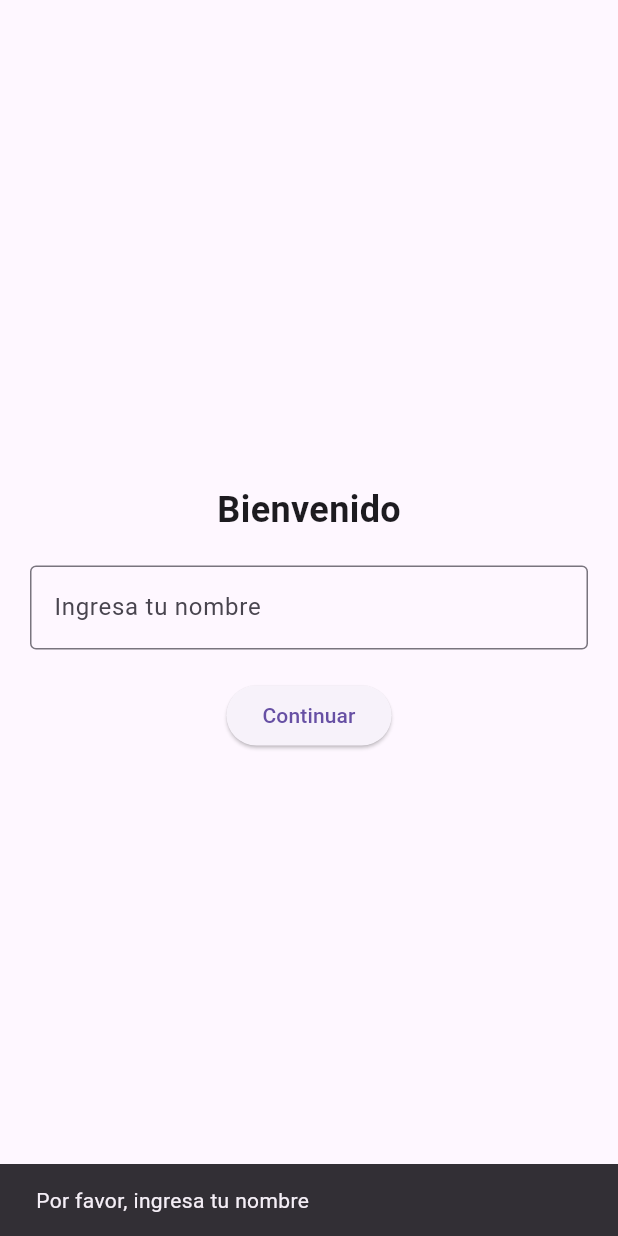
After one commit to SantiHD4K/socket_flutter_app, a Flutter app: the screen it shows after launch, after a tap on "Continuar", on a phone screen of 412 x 824 dp. The commit adds this screen. Run offline on Flutter 3.47's test engine with Material 3 defaults, Android fonts, the phone set to English and light mode, and no system bars; our stand-ins replace device_info_plus.

Commit message:
Organizacion del proyecto

```diff
--- /dev/null
+++ b/lib/screens/splash_screen.dart
@@ -0,0 +1,59 @@
+import 'package:flutter/material.dart';
+import 'home_screen.dart';
+
+class SplashScreen extends StatefulWidget {
+  @override
+  _SplashScreenState createState() => _SplashScreenState();
+}
+
+class _SplashScreenState extends State<SplashScreen> {
+  final TextEditingController _nameController = TextEditingController();
+
+  void _startApp() {
+    if (_nameController.text.trim().isNotEmpty) {
+      Navigator.pushReplacement(
+        context,
+        MaterialPageRoute(
+          builder: (context) => HomeScreen(userName: _nameController.text.trim()),
+        ),
+      );
+    } else {
+      ScaffoldMessenger.of(context).showSnackBar(
+        SnackBar(content: Text("Por favor, ingresa tu nombre")),
+      );
+    }
+  }
+
+  @override
+  Widget build(BuildContext context) {
+    return Scaffold(
+      body: Padding(
+        padding: EdgeInsets.all(20.0),
+        child: Center(
+          child: Column(
+            mainAxisAlignment: MainAxisAlignment.center,
+            children: [
+              Text(
+                "Bienvenido",
+                style: TextStyle(fontSize: 24, fontWeight: FontWeight.bold),
+              ),
+              SizedBox(height: 20),
+              TextField(
+                controller: _nameController,
+                decoration: InputDecoration(
+                  labelText: "Ingresa tu nombre",
+                  border: OutlineInputBorder(),
+                ),
+              ),
+              SizedBox(height: 20),
+              ElevatedButton(
+                onPressed: _startApp,
+                child: Text("Continuar"),
+              ),
+            ],
+          ),
+        ),
+      ),
+    );
+  }
+}
--- a/pubspec.yaml
+++ b/pubspec.yaml
@@ -31,6 +31,7 @@ dependencies:
   flutter:
     sdk: flutter
   socket_io_client: ^3.0.2
+  device_info_plus: ^9.1.2
 
   # The following adds the Cupertino Icons font to your application.
   # Use with the CupertinoIcons class for iOS style icons.
```
Also changed, not shown: lib/main.dart (+5 -164 lines), lib/screens/home_screen.dart (added, +115 -0 lines), lib/screens/product_form_screen.dart (added, +48 -0 lines), lib/services/socket_service.dart (added, +33 -0 lines), lib/utils/device_info.dart (added, +16 -0 lines), pubspec.lock, 1 other file.
